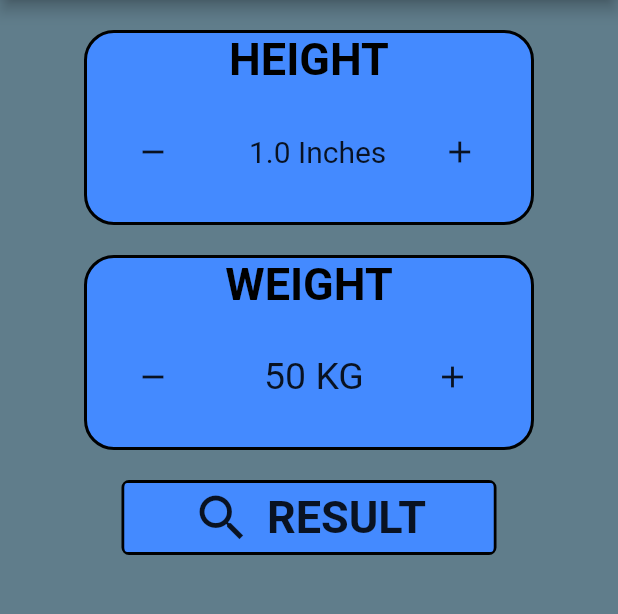
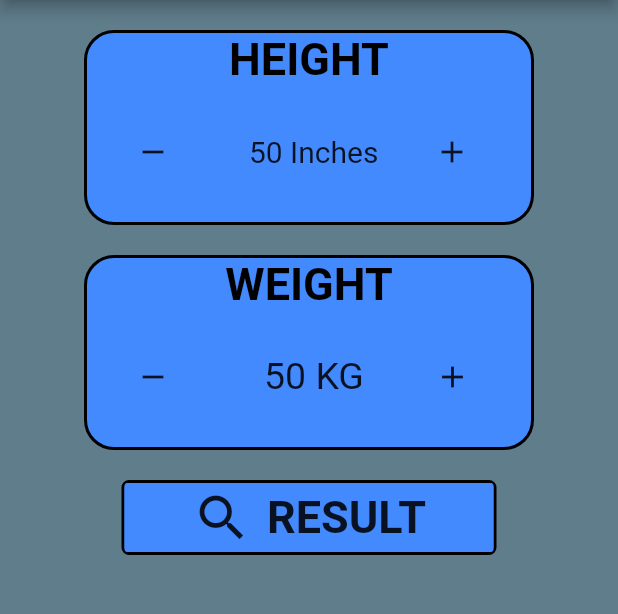
Before and after one commit to raad9114/BMI-Calculator-, a Flutter app: the screen it shows after launch, on a phone screen of 412 x 824 dp, the part 84-698 px from its top. Run offline on Flutter 3.47's test engine with Material 2 defaults, Android fonts, the phone set to English and light mode, and no system bars.

Commit message:
6-02-2022

```diff
--- a/lib/bmi_calculator.dart
+++ b/lib/bmi_calculator.dart
@@ -12,7 +12,7 @@ class bmi_calculator extends StatefulWidget {
 }
 
 class _bmi_calculatorState extends State<bmi_calculator> {
-  double height=1;
+  int height=50;
   int weight=50;
 
 
@@ -209,8 +209,6 @@ class _bmi_calculatorState extends State<bmi_calculator> {
             ),
           ),
         ),
-
-
       ),
     );
   }
--- a/lib/calculations.dart
+++ b/lib/calculations.dart
@@ -6,8 +6,9 @@ class calculations{
   late double result = .9;
   calculations({required this.h,required this.w});
   calc(){
-    result=(w/(h*h));
-    return result.toString();
+    result=(w/(h*h* 0.0254* 0.0254));
+   // return result.toString();
+    return result.toStringAsFixed(4);
   }
   feedback(){
     if(result<18){
```
